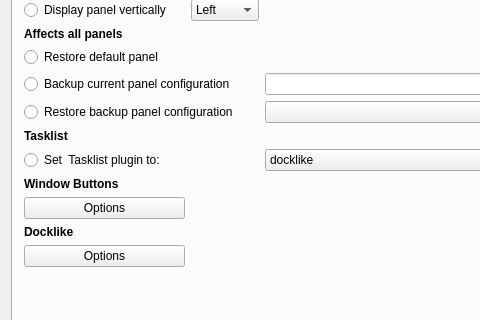
First picture: the form in defaultlook.ui, repository MX-Linux/mx-tweak, before the edit; both pictures show x 0 to 480 and y 98 to 418 of the 1069 by 828 pixel window.
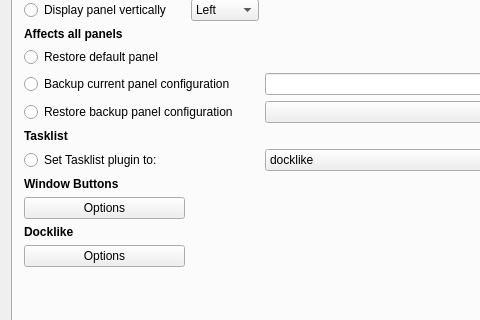
Second picture: the form after the edit. Icons and pictures are not drawn.

```diff
--- a/defaultlook.ui
+++ b/defaultlook.ui
@@ -386,7 +386,7 @@
          <item row="8" column="0">
           <widget class="QRadioButton" name="radioButtonTasklist">
            <property name="text">
-            <string>Set  Tasklist plugin to:</string>
+            <string>Set Tasklist plugin to:</string>
            </property>
           </widget>
          </item>
```
Left out of the diff: 7 changed lines with no effect on the pictures.
